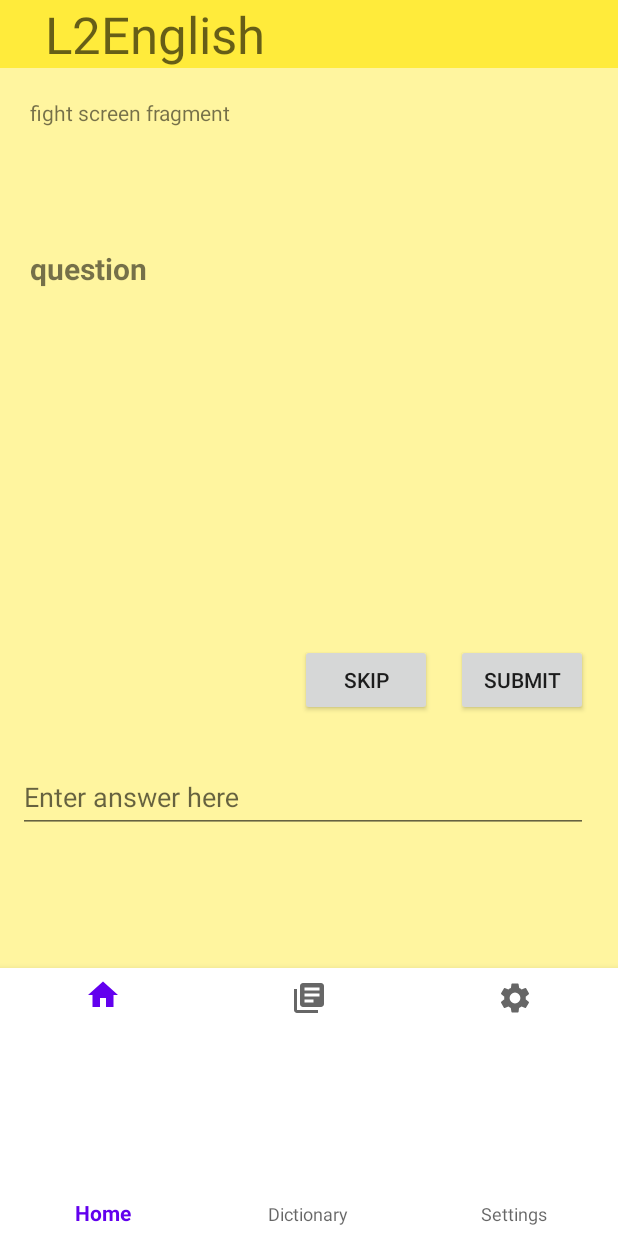
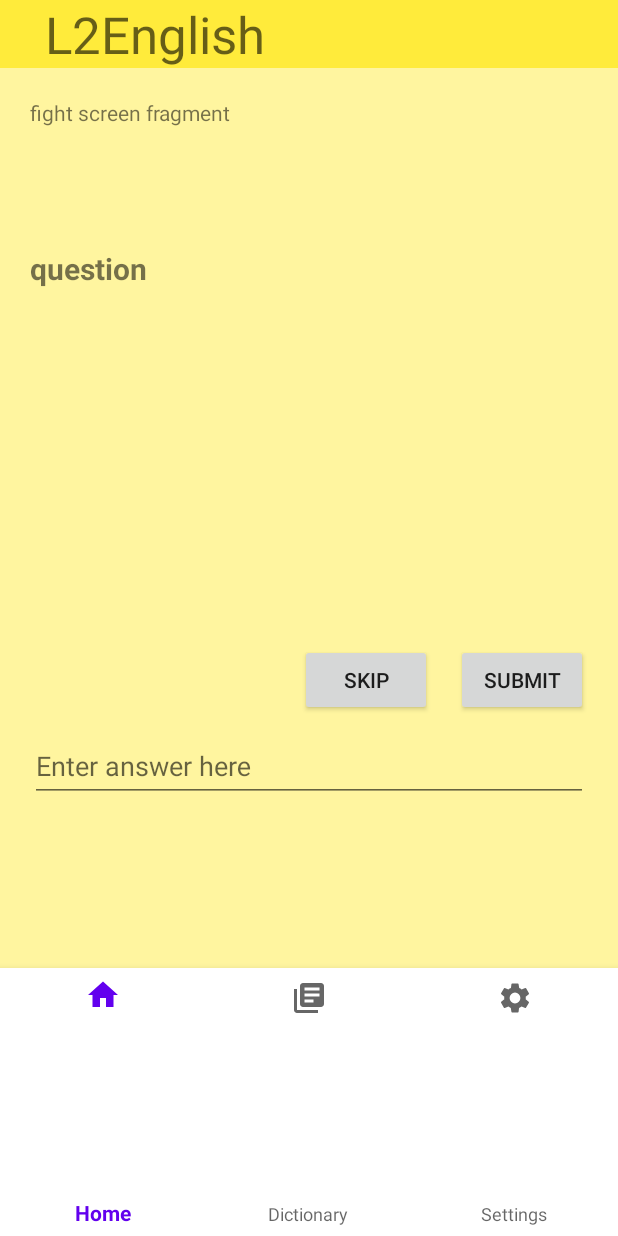
Before and after one commit to MaryJ0yc3/infs3634-group77, an Android app: the fragment FightScreenFragment placed in its activity, on a phone screen of 412 x 824 dp. Run offline under Robolectric (Android 15) with nearby library versions, the phone set to English and light mode, and no system bars.

Commit message:
successfully populated the fightscreen tvQuestion on create. Need to fix submit and skip buttons still

```diff
--- a/app/src/main/java/com/example/infs3634_group77/LearningFightScore/FightScreenFragment.java
+++ b/app/src/main/java/com/example/infs3634_group77/LearningFightScore/FightScreenFragment.java
@@ -15,6 +15,7 @@ import android.widget.TextView;
 import com.example.infs3634_group77.Entities.DefinitionResponse;
 import com.example.infs3634_group77.Helpers.DefinitionService;
 import com.example.infs3634_group77.R;
+import com.google.android.material.textfield.TextInputLayout;
 
 import java.io.IOException;
 import java.util.ArrayList;
@@ -29,10 +30,15 @@ import retrofit2.converter.gson.GsonConverterFactory;
 public class FightScreenFragment extends Fragment {
     public static final String EXTRA_MESSAGE = "com.example.infs3634_group77.MESSAGE";
     private static final String TAG = "FightScreenFragment";
+    private String answerInput;
     private String word;
     private String definition;
-    private String pronunciation;
-    ArrayList<String> questionWords;
+    private ArrayList<String> questionWords;
+    private TextView question;
+    private Button submit;
+    private Button skip;
+    private TextInputLayout til_answer;
+
 
     //PSEUDOCODE
 
@@ -81,7 +87,9 @@ public class FightScreenFragment extends Fragment {
         TextView question = v.findViewById(R.id.tvQuestion);
         Button submit = v.findViewById(R.id.submitBtn);
         Button skip = v.findViewById(R.id.skipBtn);
+        TextInputLayout til_answer = v.findViewById(R.id.til_answer);
 
+        //score screen bundle components
 
 
 
@@ -89,6 +97,23 @@ public class FightScreenFragment extends Fragment {
         submit.setOnClickListener(new View.OnClickListener() {
             @Override
             public void onClick(View v) {
+                boolean checkValidity = validateAnswer();
+                if(checkValidity == true){
+                    answerInput = til_answer.getEditText().getText().toString().trim();
+                    if(answerInput.equals(word)){
+                        //if word is correct, put in correct Array list
+                        //populate image view animation for 3 seconds then fade
+                    }else{
+                        //if word is incorrect, append incorrect spelling to word
+                        // then put in wrong Array list
+                        //populate image view animation for 3 seconds then fade
+                    }
+                }
+
+                //populate the next question
+                //if end of the cycle, go to skip array
+                //if end of skip array or skip array is empty, go to score screen
+                //set animation to score screen if time
 
             }
         });
@@ -96,11 +121,27 @@ public class FightScreenFragment extends Fragment {
         skip.setOnClickListener(new View.OnClickListener() {
             @Override
             public void onClick(View v) {
+                //add to Skip array
 
             }
         });
 
         return v;
+    }
+
+    private boolean validateAnswer(){
+        answerInput = til_answer.getEditText().getText().toString().trim();
+
+        if(answerInput.isEmpty()){
+            til_answer.setError("Aww, let's not submit an empty answer! Skip if you're unsure.");
+            return false;
+        }else if (answerInput.length() > 20) {
+            til_answer.setError("Looks like your answer is too long...");
+            return false;
+        }else{
+            til_answer.setError(null);
+            return true;
+        }
     }
 
 
@@ -135,13 +176,11 @@ public class FightScreenFragment extends Fragment {
         protected void onPostExecute(DefinitionResponse word) {
             // Add to the definitions List in WordListFragment instead so can pass it on to FightScreen
             Log.d(TAG, "onPostExecute: new DefinitionResponse word is: "
-                    + word.getWord()
-                    + ", The definition is: "
-                    + word.getFirstDefinition());
+                    + word.getWord());
             definition = word.getDefinitions().get(0).getDefinition();
             View v = getView();
-            ((TextView) v.findViewById(R.id.tvQuestion)).setText("What does this mean: "
-                    + definition);
+            ((TextView) v.findViewById(R.id.tvQuestion)).setText("What word means \""
+                    + definition + "\"");
             // Can also call for example, and image
             Log.d(TAG, "onPostExecute: Added new DefinitionResponse");
         }
--- a/app/src/main/res/layout/fragment_fight_screen.xml
+++ b/app/src/main/res/layout/fragment_fight_screen.xml
@@ -54,7 +54,7 @@
 
     <com.google.android.material.textfield.TextInputLayout
         android:id="@+id/til_answer"
-        android:layout_width="wrap_content"
+        android:layout_width="match_parent"
         android:layout_height="wrap_content"
         android:layout_marginStart="20dp"
 
@@ -63,10 +63,12 @@
         app:layout_constraintBottom_toBottomOf="parent"
         app:layout_constraintEnd_toEndOf="parent"
         app:layout_constraintHorizontal_bias="1.0"
-        app:layout_constraintStart_toStartOf="parent">
+        app:layout_constraintStart_toStartOf="parent"
+
+        app:errorEnabled="true">
 
         <com.google.android.material.textfield.TextInputEditText
-            android:layout_width="380dp"
+            android:layout_width="match_parent"
             android:layout_height="wrap_content"
             android:hint="Enter answer here"
             android:inputType="text" />
```
